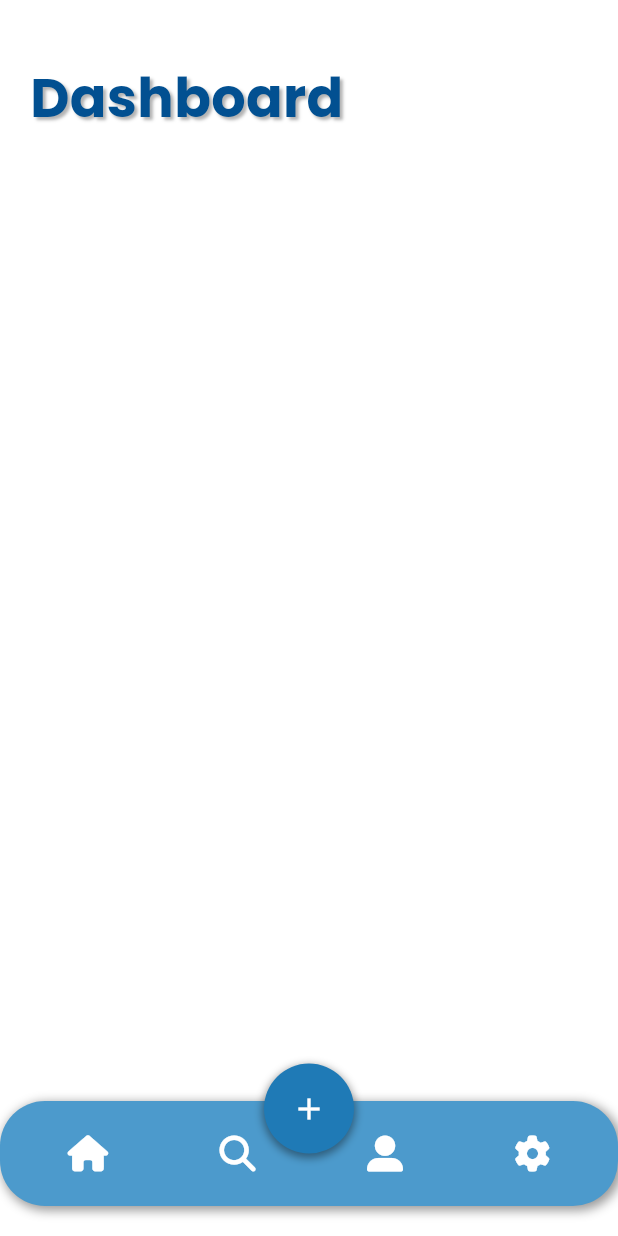
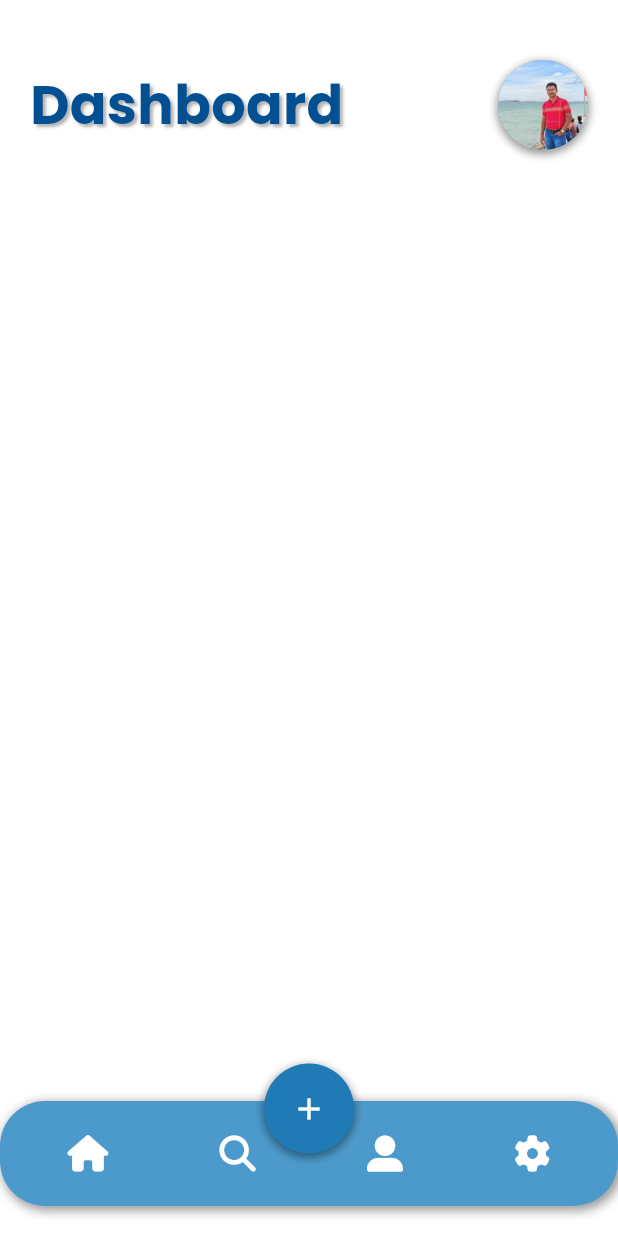
Before and after one commit to TryCatchRaunak/iemkaksha_app, a Flutter app: the AdminDashBoard screen opened directly, on a phone screen of 412 x 824 dp. Run offline on Flutter 3.47's test engine with Material 3 defaults, Android fonts, the phone set to English and light mode, and no system bars; our stand-ins replace font_awesome_flutter, google_fonts, video_player.

Commit message:
added a dp container at the upper right corner of the screen (added 1.jpg to assets folder in flutter project, updated pubspec.yaml file, and ran build successfully)

```diff
--- a/lib/screens/admin_dashboard.dart
+++ b/lib/screens/admin_dashboard.dart
@@ -14,21 +14,49 @@ class AdminDashBoard extends StatelessWidget {
         crossAxisAlignment: CrossAxisAlignment.start,
         children: [
           Padding(
-            padding: const EdgeInsets.only(top: 40.0, left: 20.0),
-            child: Text(
+            padding: const EdgeInsets.only(top: 40.0, left: 20.0, right: 20.0),
+            child: Row(
+              mainAxisAlignment: MainAxisAlignment.spaceBetween,
+              children: [
+                Text(
                   'Dashboard',
                   style: GoogleFonts.poppins(
                       fontSize: 36.0,
                       fontWeight: FontWeight.bold,
-                  color: const Color.fromARGB(255, 2, 80, 145).withOpacity(1.0),
+                      color: const Color.fromARGB(255, 2, 80, 145)
+                          .withOpacity(1.0),
                       shadows: [
                         Shadow(
-                      color:
-                          const Color.fromARGB(153, 0, 0, 0).withOpacity(0.3),
+                          color: const Color.fromARGB(153, 0, 0, 0)
+                              .withOpacity(0.3),
                           offset: const Offset(2, 2),
                           blurRadius: 2,
                         ),
                       ]),
+                ),
+                Container(
+                  width: 60,
+                  height: 60,
+                  decoration: BoxDecoration(
+                    shape: BoxShape.circle,
+                    color: Colors.grey, // Change this color as needed
+                    image: const DecorationImage(
+                      image: AssetImage(
+                          'assets/1.jpg'), // Replace this with your image path
+                      fit: BoxFit.cover,
+                    ),
+                    boxShadow: [
+                      BoxShadow(
+                        color:
+                            const Color.fromARGB(64, 0, 0, 0).withOpacity(0.4),
+                        spreadRadius: 1,
+                        blurRadius: 4,
+                        offset: const Offset(0, 2),
+                      ),
+                    ],
+                  ),
+                ),
+              ],
             ),
           ),
           Expanded(
--- a/pubspec.yaml
+++ b/pubspec.yaml
@@ -73,6 +73,7 @@ flutter:
       - assets/lower_pattern.png
       - assets/upper_pattern.png
       - assets/admin_dashboard_background.png
+      - assets/1.jpg
 
   # An image asset can refer to one or more resolution-specific "variants", see
   # https://flutter.dev/assets-and-images/#resolution-aware
```
Also changed, not shown: assets/1.jpg (added). Lines whose indentation alone changed are shown as unchanged.
